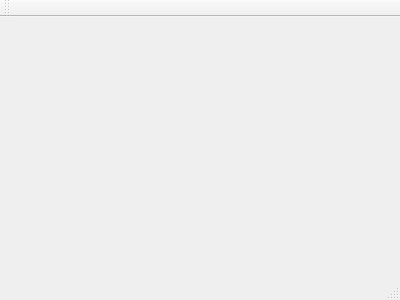
hsrn24/hPyFramework, file software/hPyIDE/MainWindow.ui: the form before one commit.
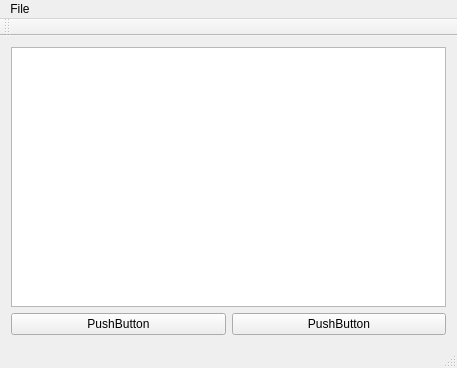
The form after the commit.

Diff of the .ui file:
```diff
--- a/software/hPyIDE/MainWindow.ui
+++ b/software/hPyIDE/MainWindow.ui
@@ -1,24 +1,100 @@
 <ui version="4.0">
  <class>MainWindow</class>
- <widget class="QMainWindow" name="MainWindow" >
-  <property name="geometry" >
+ <widget class="QMainWindow" name="MainWindow">
+  <property name="geometry">
    <rect>
     <x>0</x>
     <y>0</y>
-    <width>400</width>
-    <height>300</height>
+    <width>457</width>
+    <height>368</height>
    </rect>
   </property>
   <property name="windowTitle" >
    <string>MainWindow</string>
   </property>
-  <widget class="QMenuBar" name="menuBar" />
-  <widget class="QToolBar" name="mainToolBar" />
-  <widget class="QWidget" name="centralWidget" />
-  <widget class="QStatusBar" name="statusBar" />
+  <widget class="QWidget" name="centralWidget">
+   <layout class="QVBoxLayout" name="verticalLayout">
+    <item>
+     <widget class="QPlainTextEdit" name="plainTextEdit"/>
+    </item>
+    <item>
+     <layout class="QHBoxLayout" name="horizontalLayout">
+      <item>
+       <widget class="QPushButton" name="pushButton_2">
+        <property name="text">
+         <string>PushButton</string>
+        </property>
+       </widget>
+      </item>
+      <item>
+       <widget class="QPushButton" name="pushButton">
+        <property name="text">
+         <string>PushButton</string>
+        </property>
+       </widget>
+      </item>
+     </layout>
+    </item>
+   </layout>
+  </widget>
+  <widget class="QMenuBar" name="menuBar">
+   <property name="geometry">
+    <rect>
+     <x>0</x>
+     <y>0</y>
+     <width>457</width>
+     <height>23</height>
+    </rect>
+   </property>
+   <widget class="QMenu" name="menuFile">
+    <property name="title">
+     <string>File</string>
+    </property>
+    <addaction name="actionNew"/>
+    <addaction name="actionOpen"/>
+    <addaction name="actionSave"/>
+    <addaction name="actionSave_As"/>
+    <addaction name="separator"/>
+    <addaction name="actionExit"/>
+   </widget>
+   <addaction name="menuFile"/>
+  </widget>
+  <widget class="QToolBar" name="mainToolBar">
+   <attribute name="toolBarArea">
+    <enum>TopToolBarArea</enum>
+   </attribute>
+   <attribute name="toolBarBreak">
+    <bool>false</bool>
+   </attribute>
+  </widget>
+  <widget class="QStatusBar" name="statusBar"/>
+  <action name="actionNew">
+   <property name="text">
+    <string>New</string>
+   </property>
+  </action>
+  <action name="actionOpen">
+   <property name="text">
+    <string>Open...</string>
+   </property>
+  </action>
+  <action name="actionSave">
+   <property name="text">
+    <string>Save</string>
+   </property>
+  </action>
+  <action name="actionSave_As">
+   <property name="text">
+    <string>Save As...</string>
+   </property>
+  </action>
+  <action name="actionExit">
+   <property name="text">
+    <string>Exit</string>
+   </property>
+  </action>
  </widget>
- <layoutDefault spacing="6" margin="11" />
- <pixmapfunction></pixmapfunction>
+ <layoutdefault spacing="6" margin="11"/>
  <resources/>
  <connections/>
 </ui>
```
Left out of the diff: 3 changed lines with no effect on the pictures.
